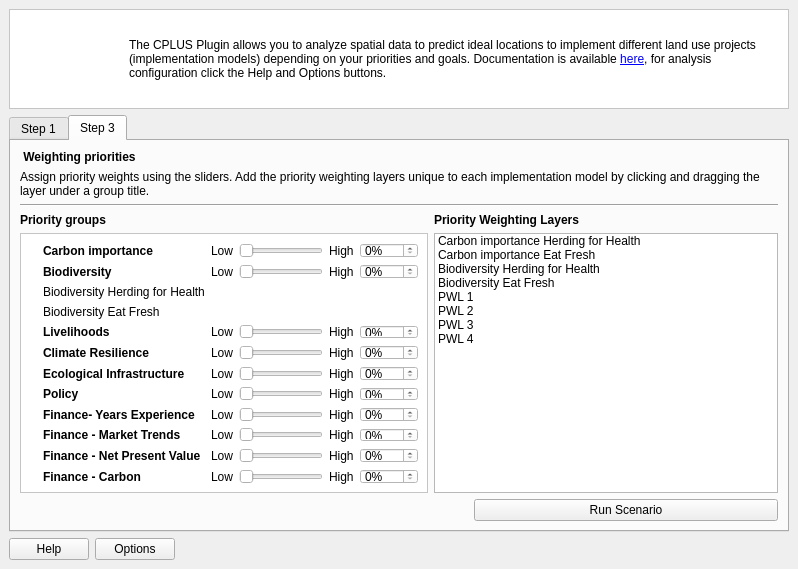
The window that src/cplus_plugin/ui/qgis_cplus_main_dockwidget.ui (ConservationInternational/cplus-plugin) describes before a commit, drawn with Qt 5.
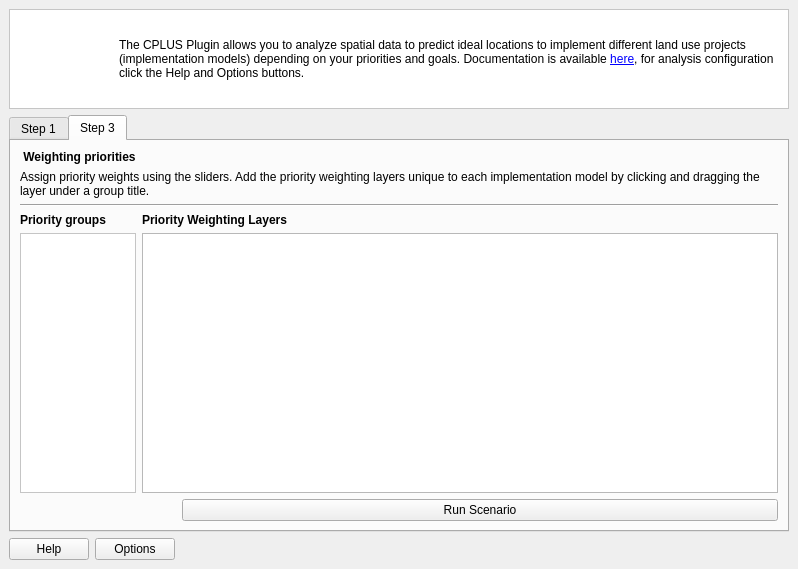
The same window after the commit. The open tabs and pages were chosen to show the change. Icons and pictures are not drawn. Custom widgets are drawn as their Qt base class.

Commit message: functionality for the step 3 tab

What changed in the file:
```diff
--- a/src/cplus_plugin/ui/qgis_cplus_main_dockwidget.ui
+++ b/src/cplus_plugin/ui/qgis_cplus_main_dockwidget.ui
@@ -50,9 +50,9 @@
       <widget class="QLabel" name="label_123">
        <property name="geometry">
         <rect>
-         <x>120</x>
+         <x>110</x>
          <y>10</y>
-         <width>651</width>
+         <width>661</width>
          <height>81</height>
         </rect>
        </property>
@@ -71,7 +71,7 @@
         <rect>
          <x>10</x>
          <y>10</y>
-         <width>81</width>
+         <width>91</width>
          <height>81</height>
         </rect>
        </property>
@@ -79,7 +79,7 @@
         <string/>
        </property>
        <property name="pixmap">
-        <pixmap>../icons/cplus_logo.svg</pixmap>
+        <pixmap>../../../resources/icon.svg</pixmap>
        </property>
        <property name="scaledContents">
         <bool>true</bool>
@@ -90,7 +90,7 @@
     <item>
      <widget class="QTabWidget" name="tab_widget">
       <property name="currentIndex">
-       <number>0</number>
+       <number>1</number>
       </property>
       <widget class="QWidget" name="step_3">
        <attribute name="title">
@@ -191,127 +191,17 @@
           </property>
          </widget>
         </item>
-        <item row="2" column="0" colspan="3">
-         <widget class="Line" name="line_4">
-          <property name="orientation">
-           <enum>Qt::Horizontal</enum>
+        <item row="0" column="0" colspan="2">
+         <widget class="QLabel" name="label_78">
+          <property name="font">
+           <font>
+            <weight>75</weight>
+            <bold>true</bold>
+           </font>
           </property>
-         </widget>
-        </item>
-        <item row="4" column="2">
-         <widget class="QListWidget" name="listWidget_6">
-          <item>
-           <property name="text">
-            <string>Carbon importance Herding for Health</string>
-           </property>
-           <property name="foreground">
-            <brush brushstyle="NoBrush">
-             <color alpha="255">
-              <red>154</red>
-              <green>153</green>
-              <blue>150</blue>
-             </color>
-            </brush>
-           </property>
-          </item>
-          <item>
-           <property name="text">
-            <string>Carbon importance Eat Fresh</string>
-           </property>
-           <property name="foreground">
-            <brush brushstyle="NoBrush">
-             <color alpha="255">
-              <red>154</red>
-              <green>153</green>
-              <blue>150</blue>
-             </color>
-            </brush>
-           </property>
-          </item>
-          <item>
-           <property name="text">
-            <string>Biodiversity Herding for Health</string>
-           </property>
-           <property name="foreground">
-            <brush brushstyle="NoBrush">
-             <color alpha="255">
-              <red>154</red>
-              <green>153</green>
-              <blue>150</blue>
-             </color>
-            </brush>
-           </property>
-          </item>
-          <item>
-           <property name="text">
-            <string>Biodiversity Eat Fresh</string>
-           </property>
-           <property name="foreground">
-            <brush brushstyle="NoBrush">
-             <color alpha="255">
-              <red>154</red>
-              <green>153</green>
-              <blue>150</blue>
-             </color>
-            </brush>
-           </property>
-          </item>
-          <item>
-           <property name="text">
-            <string>PWL 1</string>
-           </property>
-           <property name="foreground">
-            <brush brushstyle="NoBrush">
-             <color alpha="255">
-              <red>154</red>
-              <green>153</green>
-              <blue>150</blue>
-             </color>
-            </brush>
-           </property>
-          </item>
-          <item>
-           <property name="text">
-            <string>PWL 2</string>
-           </property>
-           <property name="foreground">
-            <brush brushstyle="NoBrush">
-             <color alpha="255">
-              <red>154</red>
-              <green>153</green>
-              <blue>150</blue>
-             </color>
-            </brush>
-           </property>
-          </item>
-          <item>
-           <property name="text">
-            <string>PWL 3</string>
-           </property>
-           <property name="foreground">
-            <brush brushstyle="NoBrush">
-             <color alpha="255">
-              <red>154</red>
-              <green>153</green>
-              <blue>150</blue>
-             </color>
-            </brush>
-           </property>
-          </item>
-          <item>
-           <property name="text">
-            <string>PWL 4</string>
-           </property>
-           <property name="foreground">
-            <brush brushstyle="NoBrush">
-             <color alpha="255">
-              <red>154</red>
-              <green>153</green>
-              <blue>150</blue>
-             </color>
-            </brush>
-           </property>
-          </item>
+          <property name="text">
+           <string> Weighting priorities</string>
+          </property>
          </widget>
         </item>
         <item row="3" column="0">
@@ -327,672 +217,11 @@
           </property>
          </widget>
         </item>
-        <item row="4" column="0" colspan="2">
-         <widget class="QFrame" name="frame_4">
-          <property name="minimumSize">
-           <size>
-            <width>0</width>
-            <height>215</height>
-           </size>
+        <item row="2" column="0" colspan="3">
+         <widget class="Line" name="line_4">
+          <property name="orientation">
+           <enum>Qt::Horizontal</enum>
           </property>
-          <property name="autoFillBackground">
-           <bool>false</bool>
-          </property>
-          <property name="styleSheet">
-           <string notr="true">background-color: rgb(255, 255, 255)</string>
-          </property>
-          <property name="frameShape">
-           <enum>QFrame::StyledPanel</enum>
-          </property>
-          <property name="frameShadow">
-           <enum>QFrame::Raised</enum>
-          </property>
-          <layout class="QGridLayout" name="gridLayout_12">
-           <item row="0" column="0">
-            <widget class="QLabel" name="label_79">
-             <property name="maximumSize">
-              <size>
-               <width>16</width>
-               <height>16</height>
-              </size>
-             </property>
-             <property name="text">
-              <string/>
-             </property>
-             <property name="pixmap">
-              <pixmap>../../../../../../Nextcloud/Projects (2)/Conservation International/CPLUS - work/Downloads/drop-down-arrow 2.png</pixmap>
-             </property>
-             <property name="scaledContents">
-              <bool>true</bool>
-             </property>
-            </widget>
-           </item>
-           <item row="1" column="1">
-            <widget class="QLabel" name="label_80">
-             <property name="font">
-              <font>
-               <weight>75</weight>
-               <bold>true</bold>
-              </font>
-             </property>
-             <property name="text">
-              <string>Biodiversity</string>
-             </property>
-            </widget>
-           </item>
-           <item row="1" column="0">
-            <widget class="QLabel" name="label_81">
-             <property name="maximumSize">
-              <size>
-               <width>16</width>
-               <height>16</height>
-              </size>
-             </property>
-             <property name="text">
-              <string/>
-             </property>
-             <property name="pixmap">
-              <pixmap>../../../../../../Nextcloud/Projects (2)/Conservation International/CPLUS - work/Downloads/drop-down-arrow.png</pixmap>
-             </property>
-             <property name="scaledContents">
-              <bool>true</bool>
-             </property>
-            </widget>
-           </item>
-           <item row="7" column="3">
-            <widget class="QSlider" name="horizontalSlider_12">
-             <property name="orientation">
-              <enum>Qt::Horizontal</enum>
-             </property>
-            </widget>
-           </item>
-           <item row="11" column="3">
-            <widget class="QSlider" name="horizontalSlider_13">
-             <property name="orientation">
-              <enum>Qt::Horizontal</enum>
-             </property>
-            </widget>
-           </item>
-           <item row="1" column="5">
-            <widget class="QgsSpinBox" name="mQgsSpinBox_10">
-             <property name="suffix">
-              <string>%</string>
-             </property>
-             <property name="maximum">
-              <number>100</number>
-             </property>
-            </widget>
-           </item>
-           <item row="8" column="5">
-            <widget class="QgsSpinBox" name="mQgsSpinBox_12">
-             <property name="suffix">
-              <string>%</string>
-             </property>
-             <property name="maximum">
-              <number>100</number>
-             </property>
-            </widget>
-           </item>
-           <item row="8" column="3">
-            <widget class="QSlider" name="horizontalSlider_14">
-             <property name="orientation">
-              <enum>Qt::Horizontal</enum>
-             </property>
-            </widget>
-           </item>
-           <item row="9" column="5">
-            <widget class="QgsSpinBox" name="mQgsSpinBox_13">
-             <property name="suffix">
-              <string>%</string>
-             </property>
-             <property name="maximum">
-              <number>100</number>
-             </property>
-            </widget>
-           </item>
-           <item row="3" column="1">
-            <widget class="QLabel" name="label_82">
-             <property name="text">
-              <string>Biodiversity Eat Fresh</string>
-             </property>
-            </widget>
-           </item>
-           <item row="4" column="0">
-            <widget class="QLabel" name="label_83">
-             <property name="maximumSize">
-              <size>
-               <width>16</width>
-               <height>16</height>
-              </size>
-             </property>
-             <property name="text">
-              <string/>
-             </property>
-             <property name="pixmap">
-              <pixmap>../../../../../../Nextcloud/Projects (2)/Conservation International/CPLUS - work/Downloads/drop-down-arrow 2.png</pixmap>
-             </property>
-             <property name="scaledContents">
-              <bool>true</bool>
-             </property>
-            </widget>
-           </item>
-           <item row="6" column="5">
-            <widget class="QgsSpinBox" name="mQgsSpinBox_14">
-             <property name="suffix">
-              <string>%</string>
-             </property>
-             <property name="maximum">
-              <number>100</number>
-             </property>
-            </widget>
-           </item>
-           <item row="8" column="2">
-            <widget class="QLabel" name="label_84">
-             <property name="text">
-              <string>Low</string>
-             </property>
-            </widget>
-           </item>
-           <item row="7" column="2">
-            <widget class="QLabel" name="label_85">
-             <property name="text">
-              <string>Low</string>
-             </property>
-            </widget>
-           </item>
-           <item row="5" column="2">
-            <widget class="QLabel" name="label_86">
-             <property name="text">
-              <string>Low</string>
-             </property>
-            </widget>
-           </item>
-           <item row="6" column="0">
-            <widget class="QLabel" name="label_87">
-             <property name="maximumSize">
-              <size>
-               <width>16</width>
-               <height>16</height>
-              </size>
-             </property>
-             <property name="text">
-              <string/>
-             </property>
-             <property name="pixmap">
-              <pixmap>../../../../../../Nextcloud/Projects (2)/Conservation International/CPLUS - work/Downloads/drop-down-arrow 2.png</pixmap>
-             </property>
-             <property name="scaledContents">
-              <bool>true</bool>
-             </property>
-            </widget>
-           </item>
-           <item row="9" column="4">
-            <widget class="QLabel" name="label_88">
-             <property name="text">
-              <string>High</string>
-             </property>
-            </widget>
-           </item>
-           <item row="0" column="5">
-            <widget class="QgsSpinBox" name="mQgsSpinBox_15">
-             <property name="suffix">
-              <string>%</string>
-             </property>
-             <property name="maximum">
-              <number>100</number>
-             </property>
-            </widget>
-           </item>
-           <item row="10" column="3">
-            <widget class="QSlider" name="horizontalSlider_15">
-             <property name="orientation">
-              <enum>Qt::Horizontal</enum>
-             </property>
-            </widget>
-           </item>
-           <item row="6" column="1">
-            <widget class="QLabel" name="label_89">
-             <property name="font">
-              <font>
-               <weight>75</weight>
-               <bold>true</bold>
-              </font>
-             </property>
-             <property name="text">
-              <string>Ecological Infrastructure</string>
-             </property>
-            </widget>
-           </item>
-           <item row="11" column="0">
-            <widget class="QLabel" name="label_90">
-             <property name="maximumSize">
-              <size>
-               <width>16</width>
-               <height>16</height>
-              </size>
-             </property>
-             <property name="text">
-              <string/>
-             </property>
-             <property name="pixmap">
-              <pixmap>../../../../../../Nextcloud/Projects (2)/Conservation International/CPLUS - work/Downloads/drop-down-arrow 2.png</pixmap>
-             </property>
-             <property name="scaledContents">
-              <bool>true</bool>
-             </property>
-            </widget>
-           </item>
-           <item row="4" column="3">
-            <widget class="QSlider" name="horizontalSlider_16">
-             <property name="orientation">
-              <enum>Qt::Horizontal</enum>
-             </property>
-            </widget>
-           </item>
-           <item row="5" column="4">
-            <widget class="QLabel" name="label_91">
-             <property name="text">
-              <string>High</string>
-             </property>
-            </widget>
-           </item>
-           <item row="0" column="2">
-            <widget class="QLabel" name="label_92">
-             <property name="text">
-              <string>Low</string>
-             </property>
-            </widget>
-           </item>
-           <item row="11" column="2">
-            <widget class="QLabel" name="label_93">
-             <property name="text">
-              <string>Low</string>
-             </property>
-            </widget>
-           </item>
-           <item row="7" column="4">
-            <widget class="QLabel" name="label_94">
-             <property name="text">
-              <string>High</string>
-             </property>
-            </widget>
-           </item>
-           <item row="5" column="3">
-            <widget class="QSlider" name="horizontalSlider_17">
-             <property name="orientation">
-              <enum>Qt::Horizontal</enum>
-             </property>
-            </widget>
-           </item>
-           <item row="8" column="0">
-            <widget class="QLabel" name="label_95">
-             <property name="maximumSize">
-              <size>
-               <width>16</width>
-               <height>16</height>
-              </size>
-             </property>
-             <property name="text">
-              <string/>
-             </property>
-             <property name="pixmap">
-              <pixmap>../../../../../../Nextcloud/Projects (2)/Conservation International/CPLUS - work/Downloads/drop-down-arrow 2.png</pixmap>
-             </property>
-             <property name="scaledContents">
-              <bool>true</bool>
-             </property>
-            </widget>
-           </item>
-           <item row="9" column="2">
-            <widget class="QLabel" name="label_96">
-             <property name="text">
-              <string>Low</string>
-             </property>
-            </widget>
-           </item>
-           <item row="1" column="3">
-            <widget class="QSlider" name="horizontalSlider_18">
-             <property name="orientation">
-              <enum>Qt::Horizontal</enum>
-             </property>
-            </widget>
-           </item>
-           <item row="6" column="2">
-            <widget class="QLabel" name="label_97">
-             <property name="text">
-              <string>Low</string>
-             </property>
-            </widget>
-           </item>
-           <item row="4" column="1">
-            <widget class="QLabel" name="label_98">
-             <property name="font">
-              <font>
-               <weight>75</weight>
-               <bold>true</bold>
-              </font>
-             </property>
-             <property name="text">
-              <string>Livelihoods</string>
-             </property>
-            </widget>
-           </item>
-           <item row="8" column="1">
-            <widget class="QLabel" name="label_99">
-             <property name="font">
-              <font>
-               <weight>75</weight>
-               <bold>true</bold>
-              </font>
-             </property>
-             <property name="text">
-              <string>Finance- Years Experience</string>
-             </property>
-            </widget>
-           </item>
-           <item row="4" column="4">
-            <widget class="QLabel" name="label_100">
-             <property name="text">
-              <string>High</string>
-             </property>
-            </widget>
-           </item>
-           <item row="10" column="1">
-            <widget class="QLabel" name="label_101">
-             <property name="font">
-              <font>
-               <weight>75</weight>
-               <bold>true</bold>
-              </font>
-             </property>
-             <property name="text">
-              <string>Finance - Net Present Value</string>
-             </property>
-            </widget>
-           </item>
-           <item row="10" column="0">
-            <widget class="QLabel" name="label_102">
-             <property name="maximumSize">
-              <size>
-               <width>16</width>
-               <height>16</height>
-              </size>
-             </property>
-             <property name="text">
-              <string/>
-             </property>
-             <property name="pixmap">
-              <pixmap>../../../../../../Nextcloud/Projects (2)/Conservation International/CPLUS - work/Downloads/drop-down-arrow 2.png</pixmap>
-             </property>
-             <property name="scaledContents">
-              <bool>true</bool>
-             </property>
-            </widget>
-           </item>
-           <item row="6" column="4">
-            <widget class="QLabel" name="label_103">
-             <property name="text">
-              <string>High</string>
-             </property>
-            </widget>
-           </item>
-           <item row="0" column="1">
-            <widget class="QLabel" name="label_104">
-             <property name="font">
-              <font>
-               <weight>75</weight>
-               <bold>true</bold>
-              </font>
-             </property>
-             <property name="text">
-              <string>Carbon importance</string>
-             </property>
-            </widget>
-           </item>
-           <item row="6" column="3">
-            <widget class="QSlider" name="horizontalSlider_19">
-             <property name="orientation">
-              <enum>Qt::Horizontal</enum>
-             </property>
-            </widget>
-           </item>
-           <item row="9" column="3">
-            <widget class="QSlider" name="horizontalSlider_20">
-             <property name="orientation">
-              <enum>Qt::Horizontal</enum>
-             </property>
-            </widget>
-           </item>
-           <item row="0" column="4">
-            <widget class="QLabel" name="label_105">
-             <property name="text">
-              <string>High</string>
-             </property>
-            </widget>
-           </item>
-           <item row="7" column="5">
-            <widget class="QgsSpinBox" name="mQgsSpinBox_16">
-             <property name="suffix">
-              <string>%</string>
-             </property>
-             <property name="maximum">
-              <number>100</number>
-             </property>
-            </widget>
-           </item>
-           <item row="4" column="5">
-            <widget class="QgsSpinBox" name="mQgsSpinBox_17">
-             <property name="suffix">
-              <string>%</string>
-             </property>
-             <property name="maximum">
-              <number>100</number>
-             </property>
-            </widget>
-           </item>
-           <item row="10" column="4">
-            <widget class="QLabel" name="label_106">
-             <property name="text">
-              <string>High</string>
-             </property>
-            </widget>
-           </item>
-           <item row="2" column="1">
-            <widget class="QLabel" name="label_107">
-             <property name="text">
-              <string>Biodiversity Herding for Health</string>
-             </property>
-            </widget>
-           </item>
-           <item row="7" column="0">
-            <widget class="QLabel" name="label_108">
-             <property name="maximumSize">
-              <size>
-               <width>16</width>
-               <height>16</height>
-              </size>
-             </property>
-             <property name="text">
-              <string/>
-             </property>
-             <property name="pixmap">
-              <pixmap>../../../../../../Nextcloud/Projects (2)/Conservation International/CPLUS - work/Downloads/drop-down-arrow 2.png</pixmap>
-             </property>
-             <property name="scaledContents">
-              <bool>true</bool>
-             </property>
-            </widget>
-           </item>
-           <item row="7" column="1">
-            <widget class="QLabel" name="label_109">
-             <property name="font">
-              <font>
-               <weight>75</weight>
-               <bold>true</bold>
-              </font>
-             </property>
-             <property name="text">
-              <string>Policy</string>
-             </property>
-            </widget>
-           </item>
-           <item row="8" column="4">
-            <widget class="QLabel" name="label_110">
-             <property name="text">
-              <string>High</string>
-             </property>
-            </widget>
-           </item>
-           <item row="10" column="2">
-            <widget class="QLabel" name="label_111">
-             <property name="text">
-              <string>Low</string>
-             </property>
-            </widget>
-           </item>
-           <item row="11" column="5">
-            <widget class="QgsSpinBox" name="mQgsSpinBox_18">
-             <property name="suffix">
-              <string>%</string>
-             </property>
-             <property name="maximum">
-              <number>100</number>
-             </property>
-            </widget>
-           </item>
-           <item row="9" column="0">
-            <widget class="QLabel" name="label_112">
-             <property name="maximumSize">
-              <size>
-               <width>16</width>
-               <height>16</height>
-              </size>
-             </property>
-             <property name="text">
-              <string/>
-             </property>
-             <property name="pixmap">
-              <pixmap>../../../../../../Nextcloud/Projects (2)/Conservation International/CPLUS - work/Downloads/drop-down-arrow 2.png</pixmap>
-             </property>
-             <property name="scaledContents">
-              <bool>true</bool>
-             </property>
-            </widget>
-           </item>
-           <item row="9" column="1">
-            <widget class="QLabel" name="label_113">
-             <property name="font">
-              <font>
-               <weight>75</weight>
-               <bold>true</bold>
-              </font>
-             </property>
-             <property name="text">
-              <string>Finance - Market Trends</string>
-             </property>
-            </widget>
-           </item>
-           <item row="10" column="5">
-            <widget class="QgsSpinBox" name="mQgsSpinBox_19">
-             <property name="suffix">
-              <string>%</string>
-             </property>
-             <property name="maximum">
-              <number>100</number>
-             </property>
-            </widget>
-           </item>
-           <item row="4" column="2">
-            <widget class="QLabel" name="label_114">
-             <property name="text">
-              <string>Low</string>
-             </property>
-            </widget>
-           </item>
-           <item row="5" column="1">
-            <widget class="QLabel" name="label_115">
-             <property name="font">
-              <font>
-               <weight>75</weight>
-               <bold>true</bold>
-              </font>
-             </property>
-             <property name="text">
-              <string>Climate Resilience </string>
-             </property>
-            </widget>
-           </item>
-           <item row="11" column="1">
-            <widget class="QLabel" name="label_116">
-             <property name="font">
-              <font>
-               <weight>75</weight>
-               <bold>true</bold>
-              </font>
-             </property>
-             <property name="text">
-              <string>Finance - Carbon</string>
-             </property>
-            </widget>
-           </item>
-           <item row="1" column="2">
-            <widget class="QLabel" name="label_117">
-             <property name="text">
-              <string>Low</string>
-             </property>
-            </widget>
-           </item>
-           <item row="1" column="4">
-            <widget class="QLabel" name="label_118">
-             <property name="text">
-              <string>High</string>
-             </property>
-            </widget>
-           </item>
-           <item row="5" column="5">
-            <widget class="QgsSpinBox" name="mQgsSpinBox_20">
-             <property name="suffix">
-              <string>%</string>
-             </property>
-             <property name="maximum">
-              <number>100</number>
-             </property>
-            </widget>
-           </item>
-           <item row="11" column="4">
-            <widget class="QLabel" name="label_119">
-             <property name="text">
-              <string>High</string>
-             </property>
-            </widget>
-           </item>
-           <item row="5" column="0">
-            <widget class="QLabel" name="label_120">
-             <property name="maximumSize">
-              <size>
-               <width>16</width>
-               <height>16</height>
-              </size>
-             </property>
-             <property name="text">
-              <string/>
-             </property>
-             <property name="pixmap">
-              <pixmap>../../../../../../Nextcloud/Projects (2)/Conservation International/CPLUS - work/Downloads/drop-down-arrow 2.png</pixmap>
-             </property>
-             <property name="scaledContents">
-              <bool>true</bool>
-             </property>
-            </widget>
-           </item>
-           <item row="0" column="3">
-            <widget class="QSlider" name="horizontalSlider_21">
-             <property name="orientation">
-              <enum>Qt::Horizontal</enum>
-             </property>
-            </widget>
-           </item>
-          </layout>
          </widget>
         </item>
         <item row="1" column="0" colspan="3">
@@ -1005,19 +234,6 @@
           </property>
          </widget>
         </item>
-        <item row="0" column="0" colspan="2">
-         <widget class="QLabel" name="label_78">
-          <property name="font">
-           <font>
-            <weight>75</weight>
-            <bold>true</bold>
-           </font>
-          </property>
-          <property name="text">
-           <string> Weighting priorities</string>
-          </property>
-         </widget>
-        </item>
         <item row="5" column="2">
          <layout class="QHBoxLayout" name="horizontalLayout_3">
           <item>
@@ -1048,6 +264,53 @@
           </item>
          </layout>
         </item>
+        <item row="4" column="2">
+         <widget class="QListWidget" name="priority_layers_list"/>
+        </item>
+        <item row="4" column="0" colspan="2">
+         <widget class="QFrame" name="priority_groups_frame">
+          <property name="minimumSize">
+           <size>
+            <width>0</width>
+            <height>215</height>
+           </size>
+          </property>
+          <property name="autoFillBackground">
+           <bool>false</bool>
+          </property>
+          <property name="styleSheet">
+           <string notr="true">background-color: rgb(255, 255, 255)</string>
+          </property>
+          <property name="frameShape">
+           <enum>QFrame::StyledPanel</enum>
+          </property>
+          <property name="frameShadow">
+           <enum>QFrame::Raised</enum>
+          </property>
+          <layout class="QVBoxLayout" name="verticalLayout_2">
+           <item>
+            <widget class="QScrollArea" name="scroll_area">
+             <property name="frameShape">
+              <enum>QFrame::NoFrame</enum>
+             </property>
+             <property name="widgetResizable">
+              <bool>true</bool>
+             </property>
+             <widget class="QWidget" name="scrollAreaWidgetContents_2">
+              <property name="geometry">
+               <rect>
+                <x>0</x>
+                <y>0</y>
+                <width>127</width>
+                <height>195</height>
+               </rect>
+              </property>
+             </widget>
+            </widget>
+           </item>
+          </layout>
+         </widget>
+        </item>
        </layout>
       </widget>
      </widget>
@@ -1109,11 +372,6 @@
    <header>qgsextentgroupbox.h</header>
    <container>1</container>
   </customwidget>
-  <customwidget>
-   <class>QgsSpinBox</class>
-   <extends>QSpinBox</extends>
-   <header>qgsspinbox.h</header>
-  </customwidget>
  </customwidgets>
  <resources/>
  <connections/>
```
The commit also changes 4 other files.
